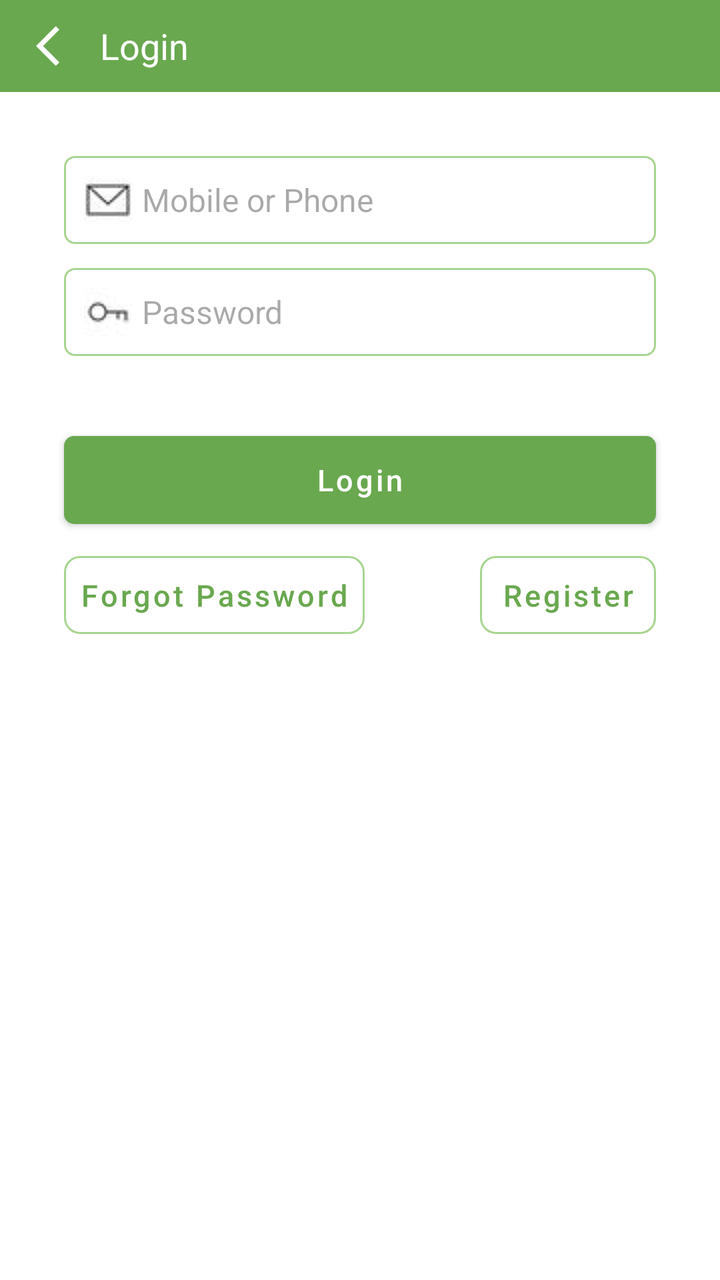
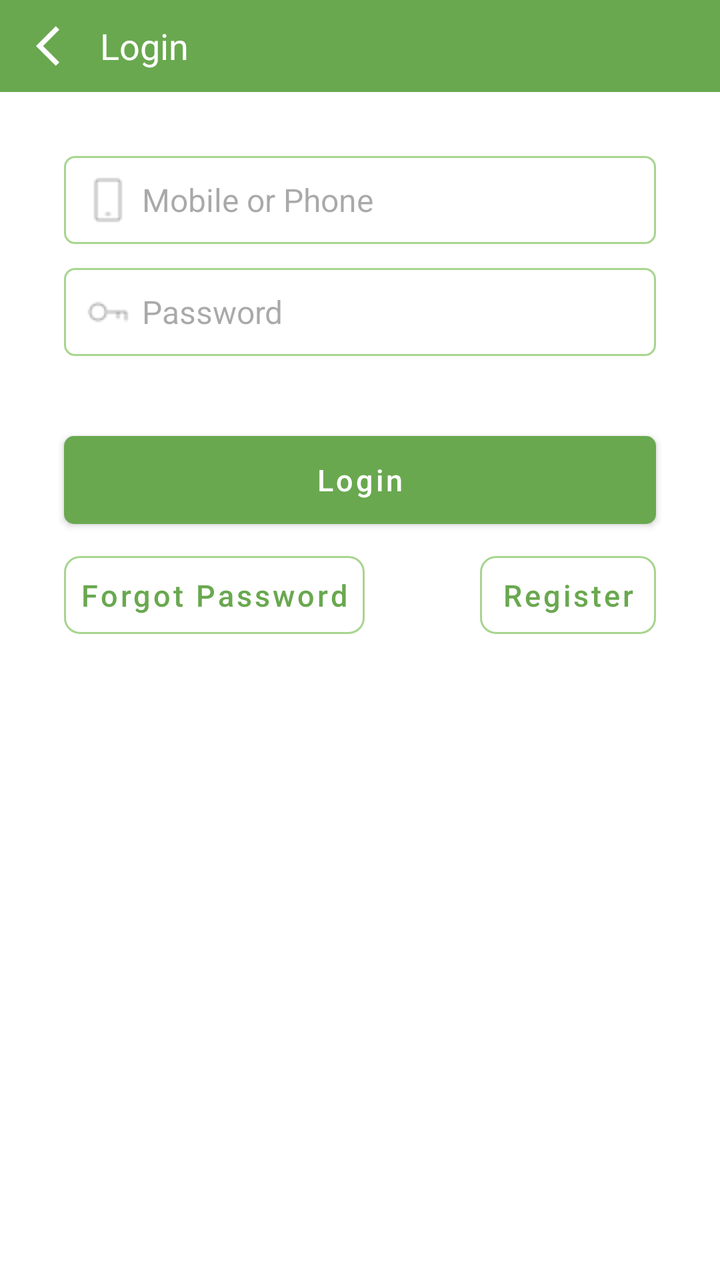

An Android layout rendered at two revisions. The XML below is the earlier revision; the diff shows what the commit changed to produce the second picture.
<!-- AndroidManifest.xml: application theme Theme.VictoryGame -->
<!-- res/layout/fragment_login.xml -->
<?xml version="1.0" encoding="utf-8"?>
<androidx.constraintlayout.widget.ConstraintLayout xmlns:android="http://schemas.android.com/apk/res/android"
    xmlns:app="http://schemas.android.com/apk/res-auto"
    xmlns:tools="http://schemas.android.com/tools"
    android:layout_width="match_parent"
    android:layout_height="match_parent"
    tools:context=".fragments.Login">

    <TextView
        android:id="@+id/textView3"
        style="@style/ToolBarStyle"
        android:text="Login"
        app:layout_constraintEnd_toEndOf="parent"
        app:layout_constraintHorizontal_bias="0.0"
        app:layout_constraintStart_toStartOf="parent"
        app:layout_constraintTop_toTopOf="parent" />

    <ImageButton
        android:id="@+id/back_login"
        android:layout_width="wrap_content"
        android:layout_height="0dp"
        android:background="@android:color/transparent"
        android:padding="10dp"
        android:paddingStart="18dp"
        android:paddingEnd="8dp"
        android:src="@drawable/baseline_arrow_back_ios_24"
        app:layout_constraintBottom_toBottomOf="@+id/textView3"
        app:layout_constraintStart_toStartOf="parent"
        app:layout_constraintTop_toTopOf="@+id/textView3" />

    <EditText
        android:id="@+id/login_phone"
        style="@style/EditTextStyle"
        android:layout_width="0dp"
        android:layout_height="wrap_content"
        android:layout_marginStart="32dp"
        android:layout_marginTop="32dp"
        android:layout_marginEnd="32dp"
        android:drawableStart="@drawable/mail"
        android:hint="Mobile or Phone"
        android:inputType="text|textNoSuggestions"
        app:layout_constraintEnd_toEndOf="parent"
        app:layout_constraintStart_toStartOf="parent"
        app:layout_constraintTop_toBottomOf="@+id/textView3" />

    <EditText
        android:id="@+id/login_password"
        style="@style/EditTextStyle"
        android:layout_width="0dp"
        android:layout_height="wrap_content"
        android:layout_marginStart="32dp"
        android:layout_marginTop="12dp"
        android:layout_marginEnd="32dp"
        android:drawableStart="@drawable/password"
        android:hint="Password"
        android:inputType="textPassword"
        app:layout_constraintEnd_toEndOf="parent"
        app:layout_constraintHorizontal_bias="0.0"
        app:layout_constraintStart_toStartOf="parent"
        app:layout_constraintTop_toBottomOf="@+id/login_phone" />

    <Button
        android:id="@+id/goto_register"
        style="@style/StrokeButtonStyle"
        android:layout_width="wrap_content"
        android:layout_marginEnd="32dp"
        android:text="Register"
        app:cornerRadius="8dp"
        app:layout_constraintEnd_toEndOf="parent"
        app:layout_constraintTop_toBottomOf="@+id/login_btn" />

    <Button
        android:id="@+id/goto_forget"
        style="@style/StrokeButtonStyle"
        android:layout_width="wrap_content"
        android:layout_marginStart="32dp"
        android:gravity="start|center_vertical"
        android:text="Forgot Password"
        app:cornerRadius="8dp"
        app:layout_constraintStart_toStartOf="parent"
        app:layout_constraintTop_toTopOf="@+id/goto_register" />

    <Button
        android:id="@+id/login_btn"
        style="@style/FillButtonStyle"
        android:layout_width="0dp"
        android:layout_marginStart="32dp"
        android:layout_marginTop="32dp"
        android:layout_marginEnd="32dp"
        android:text="Login"
        app:layout_constraintEnd_toEndOf="parent"
        app:layout_constraintStart_toStartOf="parent"
        app:layout_constraintTop_toBottomOf="@+id/login_password" />

</androidx.constraintlayout.widget.ConstraintLayout>
<!-- resources referenced by this layout -->
<resources>
  <!-- drawable baseline_arrow_back_ios_24 (drawable) -->
  <vector android:autoMirrored="true" android:height="24dp"
      android:tint="@color/light_text" android:viewportHeight="24"
      android:viewportWidth="24" android:width="24dp" xmlns:android="http://schemas.android.com/apk/res/android">
      <path android:fillColor="@color/dark_text" android:pathData="M11.67,3.87L9.9,2.1 0,12l9.9,9.9 1.77,-1.77L3.54,12z"/>
  </vector>
  <!-- drawable mail: jpg bitmap (drawable, 419 bytes) -->
  <!-- drawable password: jpg bitmap (drawable, 353 bytes) -->
  <style name="EditTextStyle" parent="@style/Widget.AppCompat.TextView">
          <item name="android:background">@drawable/bg_square_box</item>
          <item name="android:textSize">16sp</item>
          <item name="android:padding">10dp</item>
          <item name="android:inputType">text</item>
          <item name="android:drawablePadding">5dp</item>
      </style>
  <style name="FillButtonStyle" parent="@style/Widget.MaterialComponents.Button">
          <item name="cornerRadius">5dp</item>
          <item name="android:textAllCaps">false</item>
          <item name="android:textSize">15sp</item>
          <item name="android:insetTop">8dp</item>
          <item name="android:insetBottom">8dp</item>
          <item name="android:layout_height">60dp</item>
      </style>
  <style name="StrokeButtonStyle" parent="@style/Widget.MaterialComponents.Button.TextButton">
          <item name="cornerRadius">5dp</item>
          <item name="android:textAllCaps">false</item>
          <item name="strokeColor">@color/green_accent</item>
          <item name="strokeWidth">1dp</item>
          <item name="android:textSize">15sp</item>
          <item name="android:insetTop">8dp</item>
          <item name="android:insetBottom">8dp</item>
          <item name="android:layout_height">55dp</item>
  
      </style>
  <style name="ToolBarStyle" parent="@style/Widget.AppCompat.TextView">
          <item name="android:layout_width">0dp</item>
          <item name="android:layout_height">46dp</item>
          <item name="android:background">?attr/colorPrimary</item>
          <item name="android:textColor">?attr/colorOnPrimary</item>
          <item name="android:gravity">center_vertical</item>
          <item name="android:paddingStart">50dp</item>
          <item name="android:textSize">18sp</item>
      </style>
  <style name="Theme.VictoryGame" parent="Base.Theme.VictoryGame" />
  <color name="light_text">#FFFFFF</color>
  <color name="dark_text">#000000</color>
  <!-- drawable bg_square_box (drawable) -->
  <?xml version="1.0" encoding="utf-8"?>
  <shape android:shape="rectangle" xmlns:android="http://schemas.android.com/apk/res/android">
  <stroke android:color="@color/green_accent" android:width="1dp"/>
      <corners android:radius="5dp"/>
  </shape>
  <color name="green_accent">#A7D58F</color>
  <style name="Base.Theme.VictoryGame" parent="Theme.Material3.DayNight.NoActionBar">
          
          <item name="colorPrimary">@color/green_primary</item>
          <item name="colorPrimaryDark">@color/green_primary_dark</item>
          <item name="colorAccent">@color/green_accent</item>
          <item name="colorOnPrimary">@color/light_text</item>
          <item name="android:windowBackground">@color/light_background</item>
          <item name="android:textColorPrimary">@color/dark_text</item>
          <item name="android:textColorSecondary">@color/light_text_secondary</item>
          <item name="colorContainer">@color/light_bg</item>
  
  
      </style>
  <color name="green_primary">#69A84F</color>
  <color name="green_primary_dark">#4D7F42</color>
  <color name="light_background">#FFFFFF</color>
  <color name="light_text_secondary">#666666</color>
  <color name="light_bg">#F4F4F4</color>
</resources>

<!-- the commit's change to res/layout/fragment_login.xml (unified diff, before → after) -->
@@ -36,10 +36,11 @@
         android:layout_marginStart="32dp"
         android:layout_marginTop="32dp"
         android:layout_marginEnd="32dp"
-        android:drawableStart="@drawable/mail"
+        android:drawableStart="@drawable/smartphone"
         android:hint="Mobile or Phone"
         android:inputType="text|textNoSuggestions"
         app:layout_constraintEnd_toEndOf="parent"
+        app:layout_constraintHorizontal_bias="0.0"
         app:layout_constraintStart_toStartOf="parent"
         app:layout_constraintTop_toBottomOf="@+id/textView3" />
 
@@ -51,7 +52,7 @@
         android:layout_marginStart="32dp"
         android:layout_marginTop="12dp"
         android:layout_marginEnd="32dp"
-        android:drawableStart="@drawable/password"
+        android:drawableStart="@drawable/key"
         android:hint="Password"
         android:inputType="textPassword"
         app:layout_constraintEnd_toEndOf="parent"
<!-- resource entries referenced after the edit -->
@@ -6,8 +6,8 @@
       android:viewportWidth="24" android:width="24dp" xmlns:android="http://schemas.android.com/apk/res/android">
       <path android:fillColor="@color/dark_text" android:pathData="M11.67,3.87L9.9,2.1 0,12l9.9,9.9 1.77,-1.77L3.54,12z"/>
   </vector>
-  <!-- drawable mail: jpg bitmap (drawable, 419 bytes) -->
-  <!-- drawable password: jpg bitmap (drawable, 353 bytes) -->
+  <!-- drawable key: png bitmap (drawable, 545 bytes) -->
+  <!-- drawable smartphone: png bitmap (drawable, 437 bytes) -->
   <style name="EditTextStyle" parent="@style/Widget.AppCompat.TextView">
           <item name="android:background">@drawable/bg_square_box</item>
           <item name="android:textSize">16sp</item>
